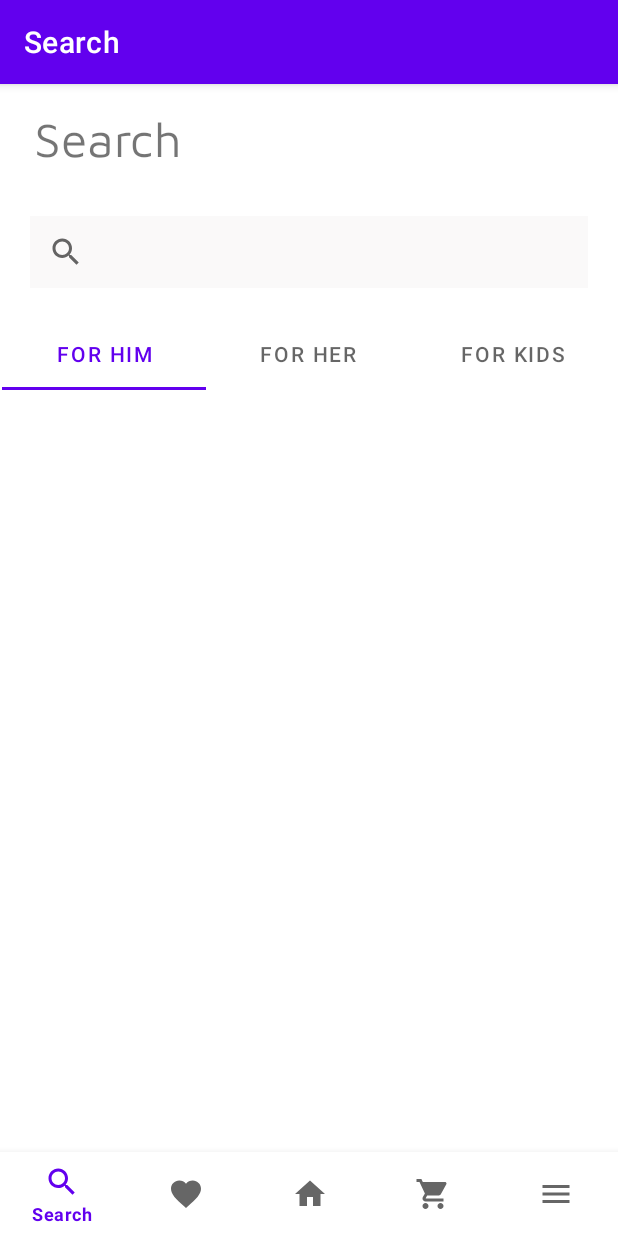
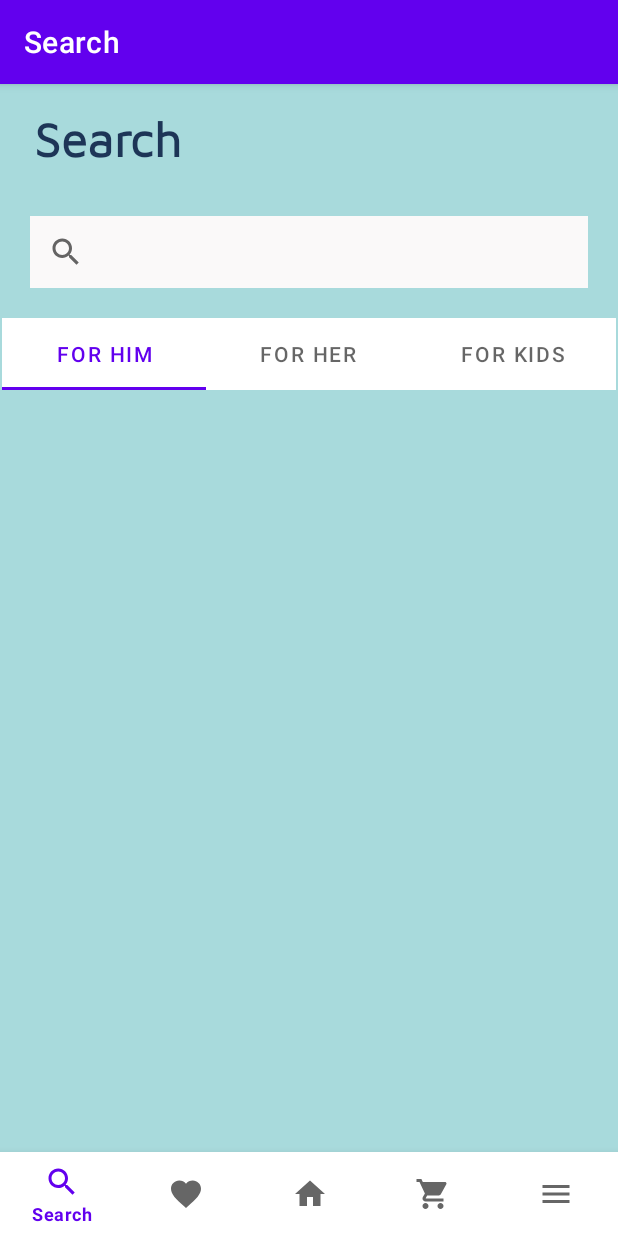
Before and after one commit to sultansse/E_Commerce, an Android app: the SearchFragment screen opened through its navigation route, on a phone screen of 412 x 824 dp. Run offline under Robolectric (Android 15) with nearby library versions, the phone set to English and light mode, and no system bars; our stand-ins replace navigation-ui.

Commit message:
added some colors

```diff
--- a/app/src/main/res/layout/fragment_search.xml
+++ b/app/src/main/res/layout/fragment_search.xml
@@ -5,9 +5,11 @@
 
     android:layout_width="match_parent"
     android:layout_height="match_parent"
+    android:background="@color/light_blue"
     tools:context=".ui.search.SearchFragment">
 
-<!--title-->
+
+    <!--title-->
     <TextView
         android:id="@+id/searchTitle"
         android:layout_width="wrap_content"
@@ -15,7 +17,9 @@
         android:layout_marginTop="15dp"
         android:fontFamily="@font/maven_pro"
         android:text="@string/title_search"
+        android:textColor="@color/dark_blue"
         android:textSize="32sp"
+        android:textStyle="bold"
         app:layout_constraintEnd_toEndOf="parent"
         app:layout_constraintHorizontal_bias="0.073"
         app:layout_constraintStart_toStartOf="parent"
@@ -60,9 +64,7 @@
             android:layout_width="wrap_content"
             android:layout_height="wrap_content"
             android:text="For Her"
-            tools:ignore="HardcodedText"
-            tools:layout_editor_absoluteX="142dp"
-            tools:layout_editor_absoluteY="167dp" />
+            tools:ignore="HardcodedText" />
 
         <com.google.android.material.tabs.TabItem
             android:id="@+id/forKids"
--- a/app/src/main/res/values/colors.xml
+++ b/app/src/main/res/values/colors.xml
@@ -7,4 +7,10 @@
     <color name="teal_700">#FF018786</color>
     <color name="black">#FF000000</color>
     <color name="white">#FFFFFFFF</color>
+    <color name="light_blue">#A8DADC</color>
+    <color name="medium_blue">#457b9d</color>
+    <color name="dark_blue">#1d3557</color>
+    <color name="like_white">#f1faee</color>
+    <color name="like_red">#e63946</color>
+
 </resources>
```
